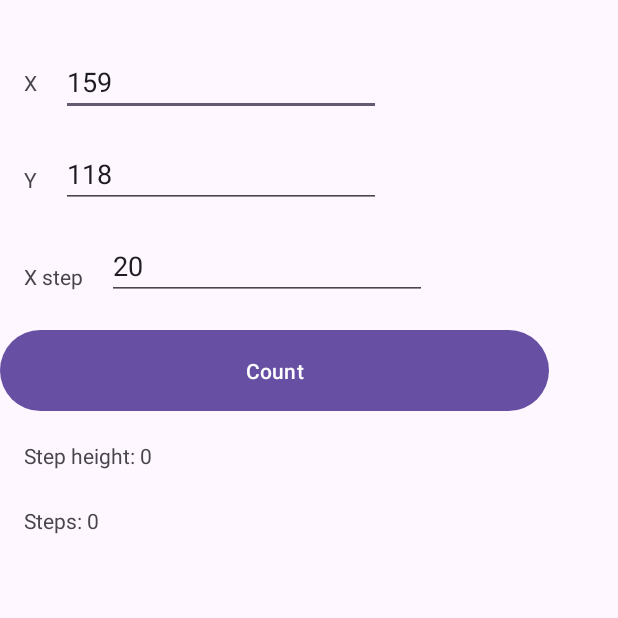
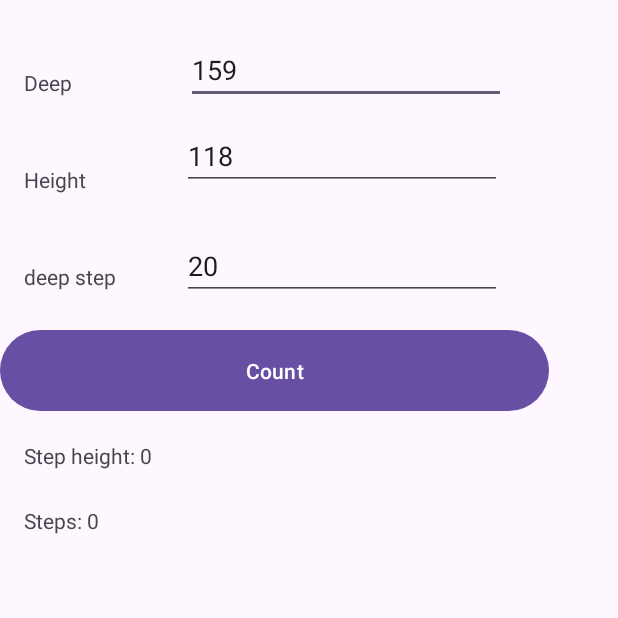
Before and after one commit to marcin-filipiak/kt_staircreator, an Android app: the screen it shows after launch (MainActivity), on a phone screen of 412 x 824 dp, the top half of it. Run offline under Robolectric (Android 15) with nearby library versions, the phone set to English and light mode, and no system bars.

Commit message:
null value

```diff
--- a/app/src/main/java/com/staircreator/MainActivity.kt
+++ b/app/src/main/java/com/staircreator/MainActivity.kt
@@ -27,16 +27,21 @@ class MainActivity : AppCompatActivity() {
         val k_st = findViewById<TextView>(R.id.steps)
 
         button.setOnClickListener(View.OnClickListener {
+
+
+            if (!k_y.text.isNullOrEmpty() && !k_x.text.isNullOrEmpty()) {
+
                 //pobranie tekstu z edit
                 var xst = k_x_st.text.toString().toDouble()
+                //dlugosc przestrzeni na schody
                 var x = k_x.text.toString().toDouble()
+                //wysokosc do pokonania przez schody
                 var y = k_y.text.toString().toDouble()
 
+                //domyslna wartosc glebokosci stopnia 20cm
                 if (xst == 0.0) {
                     xst = 20.0
                 }
-
-
 
                 var st = 0.0
                 var hst = 0.0
@@ -71,7 +76,12 @@ class MainActivity : AppCompatActivity() {
                 //ustawienie tekstu na textview
                 k_h_st.setText("Step height " + hst.toString())
                 k_st.setText("Steps " + st.toString())
-        })
+            }
+            else {
+                k_st.setText("Write correct data")
+            }
+        }
+        )
 
 
     }
--- a/app/src/main/res/layout/activity_main.xml
+++ b/app/src/main/res/layout/activity_main.xml
@@ -13,14 +13,14 @@
         android:layout_marginTop="16dp"
         android:text="Count"
         app:layout_constraintTop_toBottomOf="@+id/x_step"
-        tools:layout_editor_absoluteX="22dp" />
+        tools:layout_editor_absoluteX="29dp" />
 
     <EditText
         android:id="@+id/x"
         android:layout_width="wrap_content"
         android:layout_height="wrap_content"
-        android:layout_marginStart="16dp"
-        android:layout_marginTop="32dp"
+        android:layout_marginStart="76dp"
+        android:layout_marginTop="24dp"
         android:ems="10"
         android:inputType="number"
         android:text="159"
@@ -31,8 +31,8 @@
         android:id="@+id/y"
         android:layout_width="wrap_content"
         android:layout_height="wrap_content"
-        android:layout_marginStart="16dp"
-        android:layout_marginTop="16dp"
+        android:layout_marginStart="64dp"
+        android:layout_marginTop="12dp"
         android:ems="10"
         android:inputType="number"
         android:text="118"
@@ -43,8 +43,8 @@
         android:id="@+id/x_step"
         android:layout_width="wrap_content"
         android:layout_height="wrap_content"
-        android:layout_marginStart="16dp"
-        android:layout_marginTop="16dp"
+        android:layout_marginStart="44dp"
+        android:layout_marginTop="28dp"
         android:ems="10"
         android:inputType="number"
         android:text="20"
@@ -77,7 +77,7 @@
         android:layout_height="wrap_content"
         android:layout_marginStart="16dp"
         android:layout_marginTop="45dp"
-        android:text="X"
+        android:text="Deep"
         app:layout_constraintStart_toStartOf="parent"
         app:layout_constraintTop_toTopOf="parent" />
 
@@ -87,7 +87,7 @@
         android:layout_height="wrap_content"
         android:layout_marginStart="16dp"
         android:layout_marginTop="45dp"
-        android:text="Y"
+        android:text="Height"
         app:layout_constraintStart_toStartOf="parent"
         app:layout_constraintTop_toBottomOf="@+id/textView3" />
 
@@ -97,7 +97,7 @@
         android:layout_height="wrap_content"
         android:layout_marginStart="16dp"
         android:layout_marginTop="45dp"
-        android:text="X step"
+        android:text="deep step"
         app:layout_constraintStart_toStartOf="parent"
         app:layout_constraintTop_toBottomOf="@+id/textView4" />
 
--- a/build.gradle.kts
+++ b/build.gradle.kts
@@ -1,5 +1,5 @@
 // Top-level build file where you can add configuration options common to all sub-projects/modules.
 plugins {
-    id("com.android.application") version "8.2.0" apply false
+    id("com.android.application") version "8.3.1" apply false
     id("org.jetbrains.kotlin.android") version "1.9.10" apply false
 }
```
Also changed, not shown: gradle/wrapper/gradle-wrapper.properties. Lines whose indentation alone changed are shown as unchanged.
